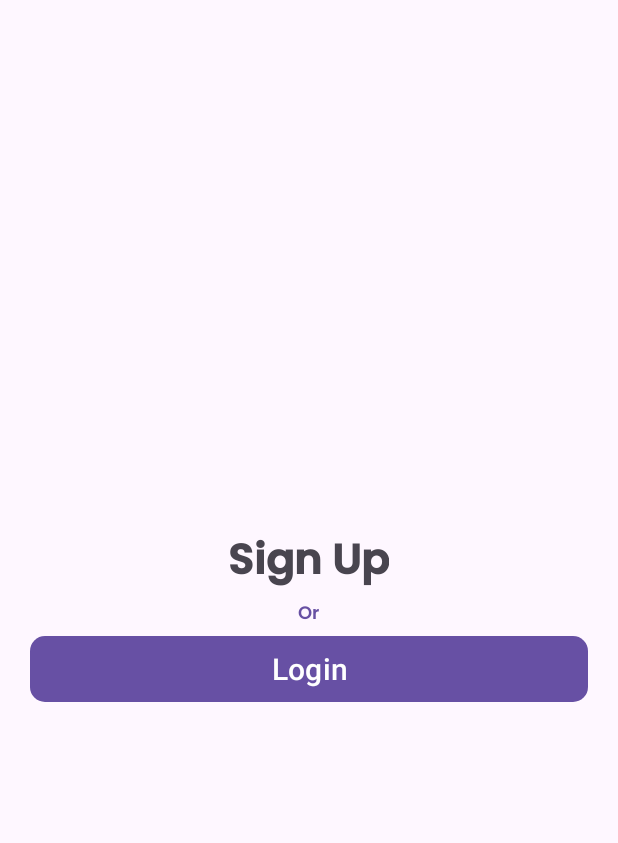
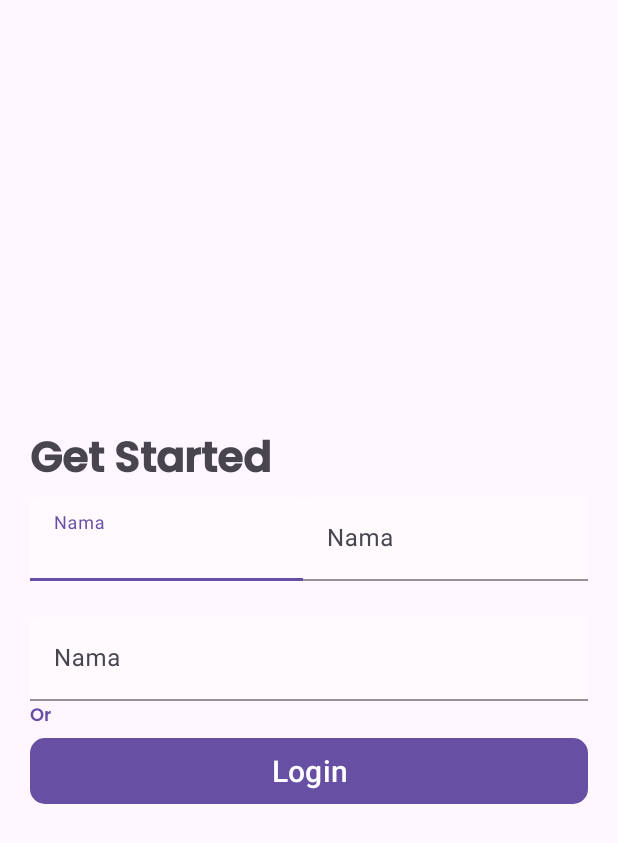
Before and after one commit to daiyanuthsa/kotlin_Passing-Data, an Android app: the SignUpActivity screen opened directly, with no data from a screen before it, on a phone screen of 412 x 824 dp. Shown: the top 843 px of the screen. Run offline under Robolectric (Android 15) with nearby library versions, the phone set to English and light mode, and no system bars.

Commit message:
Sign Up page field update

```diff
--- a/app/src/main/res/layout/activity_sign_up.xml
+++ b/app/src/main/res/layout/activity_sign_up.xml
@@ -19,9 +19,7 @@
         <LinearLayout
             android:layout_width="match_parent"
             android:layout_height="wrap_content"
-            android:orientation="vertical"
-            android:gravity="center_horizontal"
-            >
+            android:orientation="vertical">
 
             <TextView
                 android:id="@+id/text1"
@@ -29,17 +27,106 @@
                 android:layout_height="wrap_content"
                 android:layout_centerHorizontal="true"
                 android:fontFamily="@font/poppins_semibold"
-                android:text="Sign Up"
+                android:text="Get Started"
                 android:textFontWeight="800"
                 android:textSize="28dp" />
+
+<!--            <com.google.android.material.textfield.TextInputLayout-->
+<!--                android:id="@+id/LastName"-->
+<!--                style="?attr/textInputFilledStyle"-->
+<!--                android:layout_width="182dp"-->
+<!--                android:layout_height="wrap_content"-->
+<!--                android:hint="Nama"-->
+<!--                app:boxBackgroundColor="#FEFAFD"-->
+<!--                app:boxStrokeColor="#6750A3">-->
+
+<!--                <com.google.android.material.textfield.TextInputEditText-->
+<!--                    android:layout_width="match_parent"-->
+<!--                    android:layout_height="wrap_content" />-->
+
+<!--            </com.google.android.material.textfield.TextInputLayout>-->
+
+<!--            <com.google.android.material.textfield.TextInputLayout-->
+<!--                android:id="@+id/Firstname"-->
+<!--                style="?attr/textInputFilledStyle"-->
+<!--                android:layout_width="match_parent"-->
+<!--                android:layout_height="wrap_content"-->
+<!--                android:hint="Nama"-->
+<!--                app:boxBackgroundColor="#FEFAFD"-->
+<!--                app:boxStrokeColor="#6750A3">-->
+
+<!--                <com.google.android.material.textfield.TextInputEditText-->
+<!--                    android:layout_width="match_parent"-->
+<!--                    android:layout_height="wrap_content" />-->
+
+<!--            </com.google.android.material.textfield.TextInputLayout>-->
+
+            <androidx.constraintlayout.widget.ConstraintLayout
+                android:layout_width="match_parent"
+                android:layout_height="wrap_content">
+
+            </androidx.constraintlayout.widget.ConstraintLayout>
+            <LinearLayout
+                android:layout_width="match_parent"
+                android:layout_height="match_parent"
+                android:orientation="horizontal"
+                android:gravity="end"
+                android:layout_marginBottom="24dp">
+
+                <com.google.android.material.textfield.TextInputLayout
+                    android:id="@+id/LastName"
+                    style="?attr/textInputFilledStyle"
+                    android:layout_width="182dp"
+                    android:layout_height="wrap_content"
+                    android:hint="Nama"
+                    app:boxBackgroundColor="#FEFAFD"
+                    app:boxStrokeColor="#6750A3">
+
+                    <com.google.android.material.textfield.TextInputEditText
+                        android:layout_width="match_parent"
+                        android:layout_height="wrap_content" />
+
+                </com.google.android.material.textfield.TextInputLayout>
+                <!--First Name Input-->
+
+                <com.google.android.material.textfield.TextInputLayout
+                    android:id="@+id/Firstname"
+                    style="?attr/textInputFilledStyle"
+                    android:layout_width="match_parent"
+                    android:layout_height="wrap_content"
+                    android:hint="Nama"
+                    app:boxBackgroundColor="#FEFAFD"
+                    app:boxStrokeColor="#6750A3">
+
+                    <com.google.android.material.textfield.TextInputEditText
+                        android:layout_width="match_parent"
+                        android:layout_height="wrap_content" />
+
+                </com.google.android.material.textfield.TextInputLayout>
+                <!--Last Name Input-->
+
+            </LinearLayout>
+
+            <com.google.android.material.textfield.TextInputLayout
+                android:id="@+id/EmailInput"
+                style="?attr/textInputFilledStyle"
+                android:layout_width="match_parent"
+                android:layout_height="wrap_content"
+                android:hint="Nama"
+                app:boxBackgroundColor="#FEFAFD"
+                app:boxStrokeColor="#6750A3">
+
+                <com.google.android.material.textfield.TextInputEditText
+                    android:layout_width="match_parent"
+                    android:layout_height="wrap_content" />
+
+            </com.google.android.material.textfield.TextInputLayout> <!--Email Input-->
 
             <TextView
                 android:id="@+id/or"
                 android:layout_width="wrap_content"
                 android:layout_height="wrap_content"
-
                 android:fontFamily="@font/poppins_semibold"
-
                 android:text="Or"
                 android:textColor="#6750A3"
                 android:textFontWeight="600"
```
